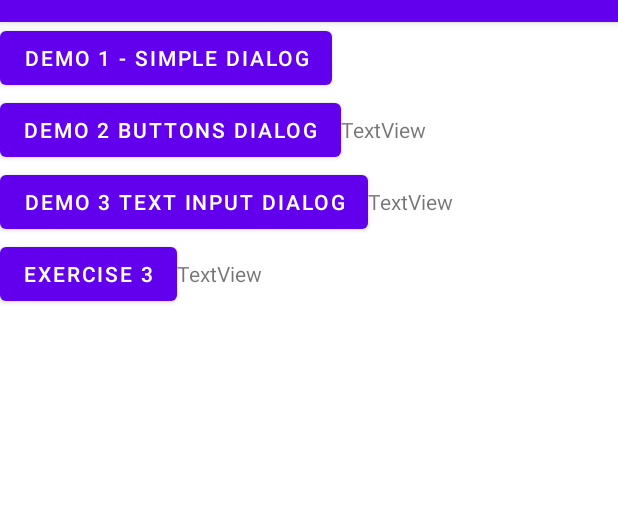
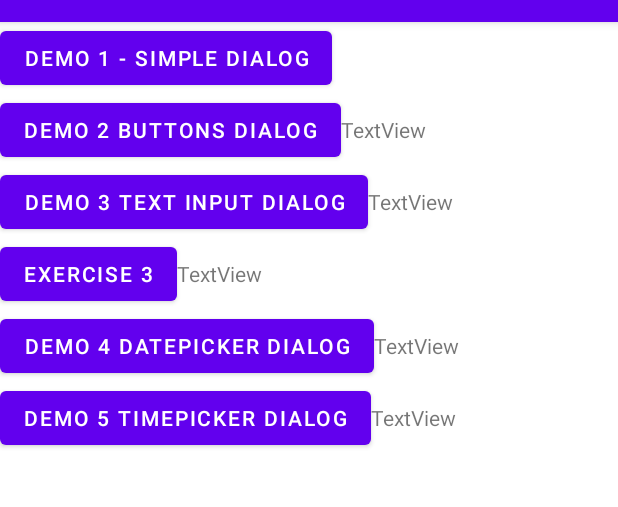
Before and after one commit to yeowhengg/L12DemoDialog, an Android app: the screen it shows after launch (MainActivity), on a phone screen of 412 x 824 dp, the part 62-569 px from its top. Run offline under Robolectric (Android 15) with nearby library versions, the phone set to English and light mode, and no system bars.

Commit message:
datepicker and timepicker

```diff
--- a/app/src/main/java/com/myapplicationdev/android/id20042741/demodialog/MainActivity.java
+++ b/app/src/main/java/com/myapplicationdev/android/id20042741/demodialog/MainActivity.java
@@ -3,18 +3,30 @@ package com.myapplicationdev.android.id20042741.demodialog;
 import androidx.appcompat.app.AlertDialog;
 import androidx.appcompat.app.AppCompatActivity;
 
+import android.app.DatePickerDialog;
+import android.app.TimePickerDialog;
 import android.content.Context;
 import android.content.DialogInterface;
 import android.os.Bundle;
+import android.provider.CallLog;
+import android.util.Log;
 import android.view.LayoutInflater;
 import android.view.View;
 import android.widget.Button;
+import android.widget.DatePicker;
 import android.widget.EditText;
 import android.widget.TextView;
+import android.widget.TimePicker;
+
+import java.sql.Time;
+import java.time.DayOfWeek;
+import java.util.Calendar;
+import java.util.Date;
+import java.util.TimeZone;
 
 public class MainActivity extends AppCompatActivity {
-    Button btnDialog, btnDialog2, btnDialog3, btnDialog4;
-    TextView tvDemo, tvDemo2, tvDemo3;
+    Button btnDialog, btnDialog2, btnDialog3, btnDialog4, btnDialog5, btnDialog6;
+    TextView tvDemo, tvDemo2, tvDemo3, tvDemo4, tvDemo5;
 
     @Override
     protected void onCreate(Bundle savedInstanceState) {
@@ -25,9 +37,13 @@ public class MainActivity extends AppCompatActivity {
         btnDialog2 = findViewById(R.id.buttonDemo2);
         btnDialog3 = findViewById(R.id.buttonDemo3);
         btnDialog4 = findViewById(R.id.buttonDemo4);
+        btnDialog5 = findViewById(R.id.buttonDemo5);
+        btnDialog6 = findViewById(R.id.buttonDemo6);
         tvDemo = findViewById(R.id.tvDemo);
         tvDemo2 = findViewById(R.id.tvDemo2);
         tvDemo3 = findViewById(R.id.tvDemo3);
+        tvDemo4 = findViewById(R.id.tvDemo4);
+        tvDemo5 = findViewById(R.id.tvDemo5);
 
         btnDialog.setOnClickListener(new View.OnClickListener() {
             @Override
@@ -141,6 +157,51 @@ public class MainActivity extends AppCompatActivity {
             }
         });
 
+        btnDialog5.setOnClickListener(new View.OnClickListener() {
+            @Override
+            public void onClick(View v) {
+                DatePickerDialog.OnDateSetListener myDateListener = new DatePickerDialog.OnDateSetListener() {
+                    @Override
+                    public void onDateSet(DatePicker view, int year, int month, int dayOfMonth) {
+                        tvDemo4.setText("Date: " + dayOfMonth + "/" + (month+1) + "/" + year);
+                    }
+                };
+
+                Calendar cal = Calendar.getInstance();
+                int year = cal.get(Calendar.YEAR);
+                int month = cal.get(Calendar.MONTH);
+                int day = cal.get(Calendar.DAY_OF_MONTH);
+
+                DatePickerDialog myDateDialog = new DatePickerDialog(MainActivity.this,
+                        myDateListener, year, month, day);
+
+                myDateDialog.show();
+            }
+        });
+
+        btnDialog6.setOnClickListener(new View.OnClickListener() {
+            @Override
+            public void onClick(View v) {
+                TimePickerDialog.OnTimeSetListener myTimeListener = new TimePickerDialog.OnTimeSetListener() {
+                    @Override
+                    public void onTimeSet(TimePicker view, int hourOfDay, int minute) {
+                        tvDemo5.setText("Time: " + hourOfDay + ":" + minute);
+                    }
+                };
+
+                Calendar cal = Calendar.getInstance();
+                cal.setTimeZone(TimeZone.getTimeZone("GMT"));
+                Log.i("debug", String.valueOf(Calendar.getInstance()));
+                int hourOfDay = cal.get(Calendar.HOUR_OF_DAY);
+                int minute = cal.get(Calendar.MINUTE);
+
+                TimePickerDialog myTimeDialog = new TimePickerDialog(MainActivity.this,
+                        myTimeListener, hourOfDay, minute, true);
+
+                myTimeDialog.show();
+            }
+        });
+
 
     }
 }
--- a/app/src/main/res/layout/activity_main.xml
+++ b/app/src/main/res/layout/activity_main.xml
@@ -88,6 +88,55 @@
     </LinearLayout>
 
 
+    <LinearLayout
+        android:layout_width="wrap_content"
+        android:layout_height="wrap_content"
+        android:orientation="horizontal">
+
+        <Button
+            android:layout_width="wrap_content"
+            android:layout_height="wrap_content"
+            android:id="@+id/buttonDemo5"
+            android:text="Demo 4 DATEPICKER DIALOG">
+
+        </Button>
+
+        <TextView
+            android:layout_width="wrap_content"
+            android:layout_height="wrap_content"
+            android:text="TextView"
+            android:id="@+id/tvDemo4">
+
+        </TextView>
+
+    </LinearLayout>
+
+    <LinearLayout
+        android:layout_width="wrap_content"
+        android:layout_height="wrap_content"
+        android:orientation="horizontal">
+
+        <Button
+            android:layout_width="wrap_content"
+            android:layout_height="wrap_content"
+            android:id="@+id/buttonDemo6"
+            android:text="Demo 5 TIMEPICKER DIALOG">
+
+        </Button>
+
+        <TextView
+            android:layout_width="wrap_content"
+            android:layout_height="wrap_content"
+            android:text="TextView"
+            android:id="@+id/tvDemo5">
+
+        </TextView>
+
+    </LinearLayout>
+
+
+
+
 
 
 
```
